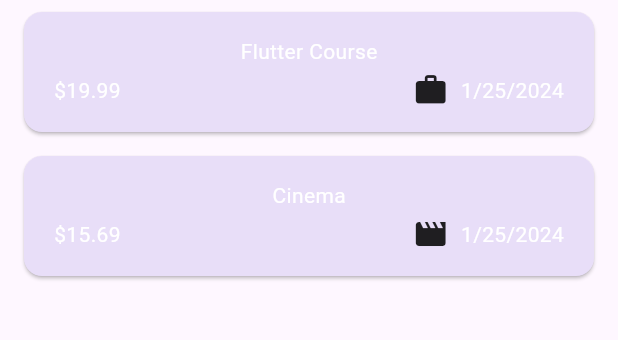
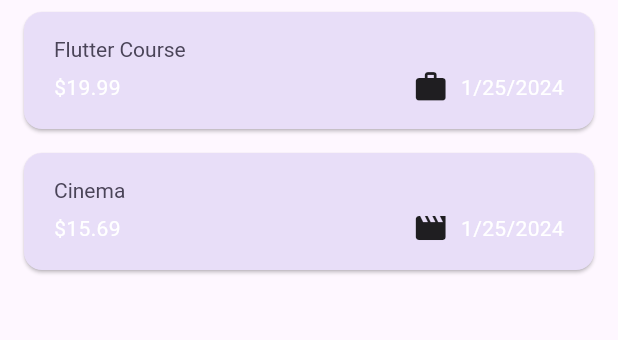
Before and after one commit to Md-Shoyab/Expense-tracker, a Flutter app: the screen it shows after launch, on a phone screen of 412 x 824 dp, the part 114-454 px from its top. Run offline on Flutter 3.47's test engine with Material 3 defaults, Android fonts, the phone set to English and light mode, and no system bars.

Commit message:
Override Card Theming and Dismissible add red background

```diff
--- a/lib/widgets/expenses_list/expense_item.dart
+++ b/lib/widgets/expenses_list/expense_item.dart
@@ -16,8 +16,12 @@
           vertical: 16.0,
         ),
         child: Column(
+          crossAxisAlignment: CrossAxisAlignment.start,
           children: [
-            Text(expense.title),
+            Text(
+              expense.title,
+              style: Theme.of(context).textTheme.titleLarge,
+            ),
             const SizedBox(height: 4.0),
             Row(
               children: [
--- a/lib/widgets/expenses_list/expenses_list.dart
+++ b/lib/widgets/expenses_list/expenses_list.dart
@@ -19,6 +19,12 @@
       itemCount: expenses.length,
       itemBuilder: (ctx, index) => Dismissible(
         key: ValueKey(expenses[index]),
+        background: Container(
+          color: Theme.of(context).colorScheme.error.withOpacity(0.75),
+          margin: EdgeInsets.symmetric(
+            horizontal: Theme.of(context).cardTheme.margin!.horizontal,
+          ),
+        ),
         onDismissed: (direction) {
           onRemoveExpense(
             expenses[index],
```
